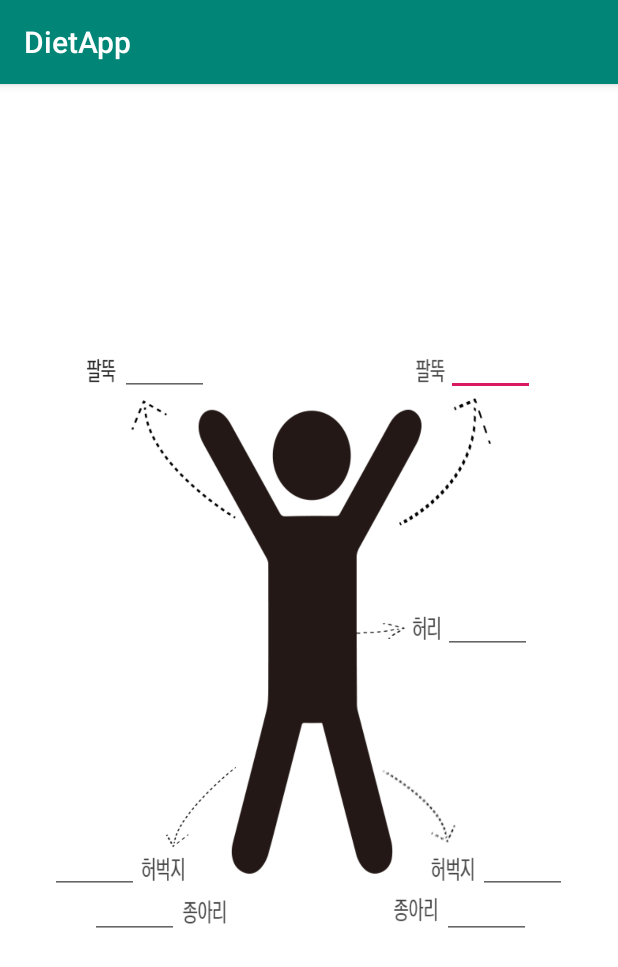
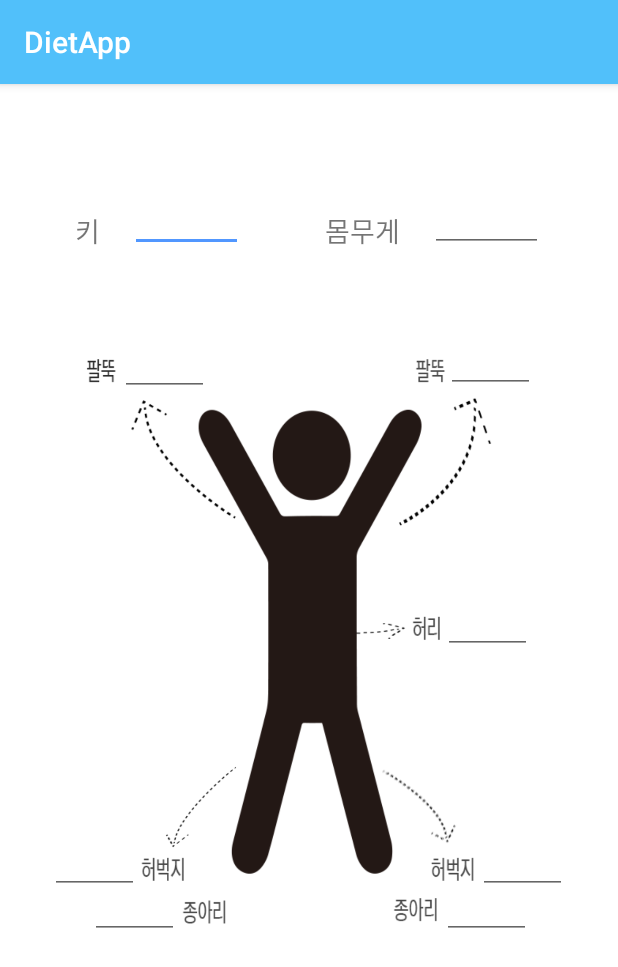
Before and after one commit to 201927055/myproject, an Android app: the BodyCheck screen opened directly, with no data from a screen before it, on a phone screen of 412 x 824 dp. Shown: the top 967 px of the screen. Run offline under Robolectric (Android 15) with nearby library versions, the phone set to English and light mode, and no system bars.

```diff
--- a/app/src/main/java/com/youngjoo/DietApp/BodyCheck.java
+++ b/app/src/main/java/com/youngjoo/DietApp/BodyCheck.java
@@ -1,14 +1,54 @@
 package com.youngjoo.DietApp;
 
+import android.content.SharedPreferences;
 import android.os.Bundle;
 import android.support.v7.app.AppCompatActivity;
+import android.widget.EditText;
 
 public class BodyCheck extends AppCompatActivity {
 
-        @Override
-        protected void onCreate(Bundle savedInstanceState) {
-                super.onCreate(savedInstanceState);
-                setContentView(R.layout.activity_bodycheck);
+        EditText n1;
+        EditText n2;
+        EditText n3;
+        EditText n4;
+        EditText n5;
+        EditText n6;
+        EditText n7;
+        EditText nT;
+        EditText nW;
+        String shared = "file";
+
+     @Override
+     protected void onCreate(Bundle savedInstanceState) {
+        super.onCreate(savedInstanceState);
+        setContentView(R.layout.activity_bodycheck);
+             n1 = findViewById(R.id.n1);
+             n2 = findViewById(R.id.n2);
+             n3 = findViewById(R.id.n3);
+             n4 = findViewById(R.id.n4);
+             n5 = findViewById(R.id.n5);
+             n6 = findViewById(R.id.n6);
+             n7 = findViewById(R.id.n7);
+             nT = findViewById(R.id.nT);
+             nW = findViewById(R.id.nW);
+
+             SharedPreferences sharedPreferences = getSharedPreferences(shared,0);
+             String value = sharedPreferences.getString("figure","");
+             n1.setText(value);
 
         }
+
+        @Override
+        protected void onDestroy() {
+             super.onDestroy();
+
+             SharedPreferences sharedPreferences = getSharedPreferences(shared,0);
+             SharedPreferences.Editor editor = sharedPreferences.edit();
+             //저장을 할때 Editor을 불러와줘야함
+             String value = n1.getText().toString();
+             editor.putString("figure",value);
+             //figure에 getText해서 저장해줌
+             editor.commit();
+             //실질적으로 저장(save한것)
+        }
 }
--- a/app/src/main/java/com/youngjoo/DietApp/MainActivity.java
+++ b/app/src/main/java/com/youngjoo/DietApp/MainActivity.java
@@ -18,14 +18,14 @@ import android.widget.CalendarView;
         super.onCreate(savedInstanceState);
         setContentView(R.layout.activity_main);
 
-        mCalendarView = findViewById(R.id.calendarView);
+        mCalendarView = findViewById(R.id.calendar);
         btnM = findViewById(R.id.btnM);
         btnE = findViewById(R.id.btnE);
 
         mCalendarView.setOnDateChangeListener(new CalendarView.OnDateChangeListener() {
             @Override
             public void onSelectedDayChange(CalendarView calendarView, int year, int month, int day) {
-                String date = year + "/" + month + "/" + day;
+                String date = year + "/" + (month+1) + "/" + day;
 
                 Intent intent = new Intent(MainActivity.this, BodyCheck.class);
                 intent.putExtra("date",date);
--- a/app/src/main/res/layout/activity_bodycheck.xml
+++ b/app/src/main/res/layout/activity_bodycheck.xml
@@ -25,19 +25,31 @@
         app:srcCompat="@drawable/bodycheck" />
 
     <EditText
-        android:id="@+id/n1"
-        android:layout_width="59dp"
-        android:layout_height="40dp"
-        android:layout_marginTop="168dp"
-        android:layout_marginEnd="55dp"
-        android:layout_marginRight="55dp"
+        android:id="@+id/nT"
+        android:layout_width="75dp"
+        android:layout_height="32dp"
+        android:layout_marginStart="20dp"
+        android:layout_marginLeft="20dp"
+        android:layout_marginTop="80dp"
+        android:ems="10"
+        android:inputType="number"
+        app:layout_constraintStart_toEndOf="@+id/tall"
+        app:layout_constraintTop_toTopOf="parent" />
+
+    <EditText
+        android:id="@+id/nW"
+        android:layout_width="75dp"
+        android:layout_height="32dp"
+        android:layout_marginTop="80dp"
+        android:layout_marginEnd="50dp"
+        android:layout_marginRight="50dp"
         android:ems="10"
         android:inputType="number"
         app:layout_constraintEnd_toEndOf="parent"
         app:layout_constraintTop_toTopOf="parent" />
 
     <EditText
-        android:id="@+id/n2"
+        android:id="@+id/n1"
         android:layout_width="59dp"
         android:layout_height="40dp"
         android:layout_marginStart="80dp"
@@ -46,6 +58,18 @@
         android:ems="10"
         android:inputType="number"
         app:layout_constraintStart_toStartOf="parent"
+        app:layout_constraintTop_toTopOf="parent" />
+
+    <EditText
+        android:id="@+id/n2"
+        android:layout_width="59dp"
+        android:layout_height="40dp"
+        android:layout_marginTop="166dp"
+        android:layout_marginEnd="55dp"
+        android:layout_marginRight="55dp"
+        android:ems="10"
+        android:inputType="number"
+        app:layout_constraintEnd_toEndOf="parent"
         app:layout_constraintTop_toTopOf="parent" />
 
     <EditText
@@ -108,4 +132,41 @@
         app:layout_constraintEnd_toEndOf="parent"
         app:layout_constraintTop_toTopOf="parent" />
 
+    <TextView
+        android:id="@+id/tall"
+        android:layout_width="wrap_content"
+        android:layout_height="wrap_content"
+        android:layout_marginStart="50dp"
+        android:layout_marginLeft="50dp"
+        android:layout_marginTop="84dp"
+        android:text="키"
+        android:textSize="18sp"
+        app:layout_constraintStart_toStartOf="parent"
+        app:layout_constraintTop_toTopOf="parent" />
+
+    <TextView
+        android:id="@+id/weight"
+        android:layout_width="wrap_content"
+        android:layout_height="wrap_content"
+        android:layout_marginTop="84dp"
+        android:layout_marginEnd="20dp"
+        android:layout_marginRight="20dp"
+        android:text="몸무게"
+        android:textSize="18sp"
+        app:layout_constraintEnd_toStartOf="@+id/nW"
+        app:layout_constraintTop_toTopOf="parent" />
+
+    <TextView
+        android:id="@+id/Date"
+        android:layout_width="65dp"
+        android:layout_height="35dp"
+        android:layout_marginStart="8dp"
+        android:layout_marginLeft="8dp"
+        android:layout_marginTop="28dp"
+        android:layout_marginEnd="8dp"
+        android:layout_marginRight="8dp"
+        app:layout_constraintEnd_toEndOf="parent"
+        app:layout_constraintStart_toStartOf="parent"
+        app:layout_constraintTop_toTopOf="parent" />
+
 </android.support.constraint.ConstraintLayout>
--- a/app/src/main/res/values/colors.xml
+++ b/app/src/main/res/values/colors.xml
@@ -1,6 +1,6 @@
 <?xml version="1.0" encoding="utf-8"?>
 <resources>
-    <color name="colorPrimary">#008577</color>
-    <color name="colorPrimaryDark">#00574B</color>
-    <color name="colorAccent">#D81B60</color>
+    <color name="colorPrimary">#51c0fa</color>
+    <color name="colorPrimaryDark">#a5e0fe</color>
+    <color name="colorAccent">#5197ff</color>
 </resources>
--- a/app/src/main/res/values/styles.xml
+++ b/app/src/main/res/values/styles.xml
@@ -7,5 +7,4 @@
         <item name="colorPrimaryDark">@color/colorPrimaryDark</item>
         <item name="colorAccent">@color/colorAccent</item>
     </style>
-
 </resources>
```
Also changed, not shown: app/src/main/res/layout/activity_main.xml (+23 -14 lines).
